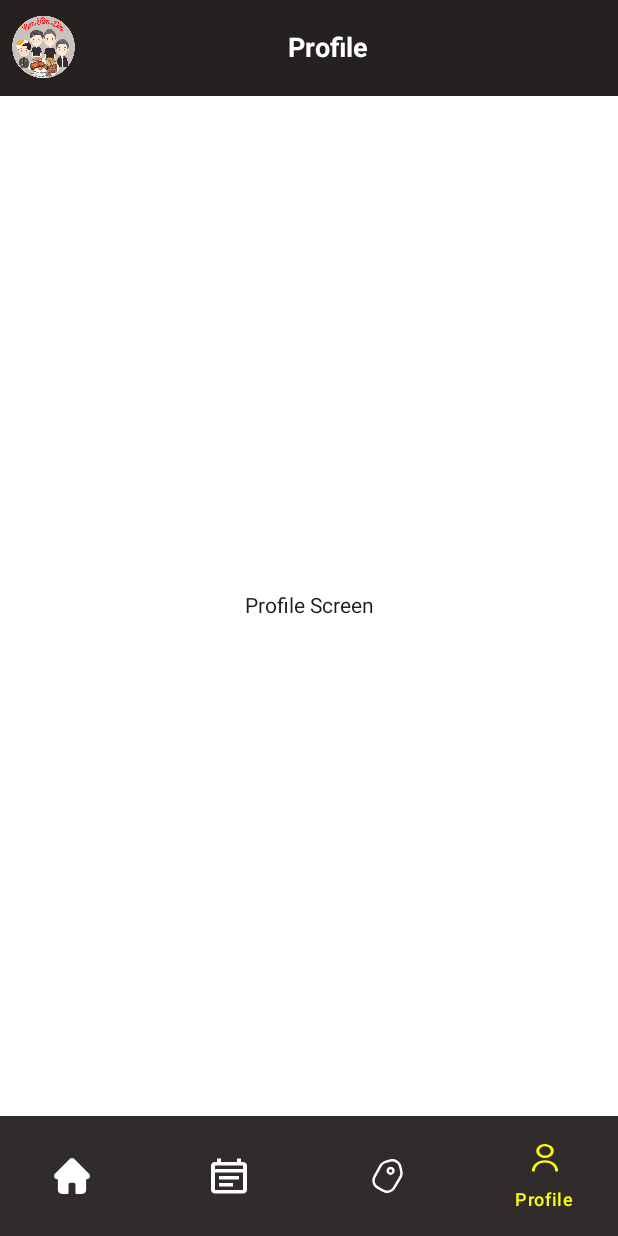
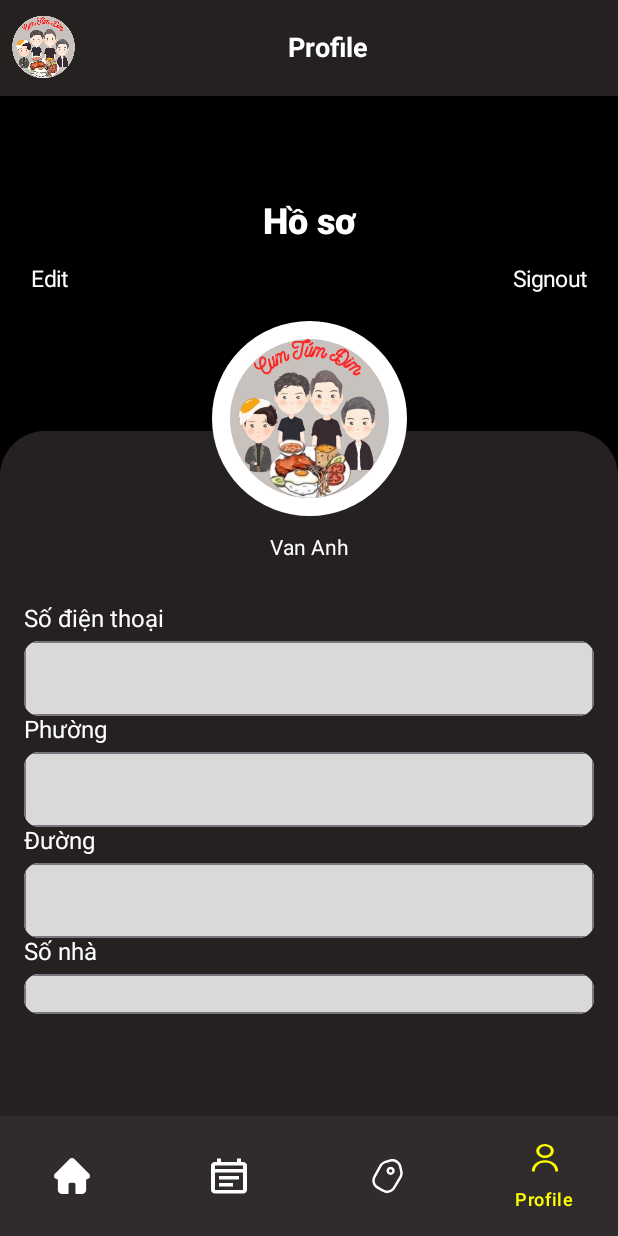
Before and after one commit to DwngSagn38/Com_Tam, an Android app built with Jetpack Compose: the FurnitureApp screen opened through its navigation route, item 4 of the bottom bar chosen, on a phone screen of 412 x 824 dp. Run offline under Robolectric (Android 15) with nearby library versions, the phone set to English and light mode, and no system bars.

Commit message:
Vanh code

```diff
--- a/app/src/main/java/com/example/com_tam/ui/theme/navigator/BottomNav.kt
+++ b/app/src/main/java/com/example/com_tam/ui/theme/navigator/BottomNav.kt
@@ -108,7 +108,7 @@ fun FurnitureApp(navHostController: NavController) {
                 )
             }
         ) { innerPadding ->
-            NavigationGraph(navController = navController, innerPadding = innerPadding)
+            NavigationGraph(navController = navController, innerPadding = innerPadding, navHostController)
         }
     }
 }
@@ -240,7 +240,7 @@ data class BottomNavigationItem(
 )
 
 @Composable
-fun NavigationGraph(navController: NavHostController, innerPadding: PaddingValues) {
+fun NavigationGraph(navController: NavHostController, innerPadding: PaddingValues, navHostController: NavController) {
     NavHost(
         navController,
         startDestination = ROUTE_HOME_SCREEN.Home.name,
@@ -249,6 +249,6 @@ fun NavigationGraph(navController: NavHostController, innerPadding: PaddingValue
         composable(ROUTE_HOME_SCREEN.Home.name) { HomeScreen() }
         composable(ROUTE_HOME_SCREEN.XacNhanDh.name) { XacNhanDonHang() }
         composable(ROUTE_HOME_SCREEN.Manager.name) { QuanLy() }
-        composable(ROUTE_HOME_SCREEN.Profile.name) { ProfileScreen() }
+        composable(ROUTE_HOME_SCREEN.Profile.name) { ProfileScreen(navHostController) }
     }
 }
--- a/app/src/main/java/com/example/com_tam/ui/theme/navigator/NavApp.kt
+++ b/app/src/main/java/com/example/com_tam/ui/theme/navigator/NavApp.kt
@@ -1,9 +1,11 @@
 package com.example.com_tam.ui.theme.navigator
 
 import androidx.compose.runtime.Composable
+import androidx.navigation.NavController
 import androidx.navigation.compose.NavHost
 import androidx.navigation.compose.composable
 import androidx.navigation.compose.rememberNavController
+import com.example.com_tam.ui.theme.screen.EditProfileScreen
 import com.example.com_tam.ui.theme.screen.HistoryScreen
 import com.example.com_tam.ui.theme.screen.HoTro
 import com.example.com_tam.ui.theme.screen.HomeScreen
@@ -30,7 +32,8 @@ fun NavApp() {
         composable(Screen.ManagerScreen.route) { QuanLy() }
         composable(Screen.HomeScreen.route) { HomeScreen() }
         composable(Screen.HistoryScreen.route) { HistoryScreen() }
-        composable(Screen.ProfileScreen.route) { ProfileScreen()}
+        composable(Screen.ProfileScreen.route) { ProfileScreen(navController) }
+        composable(Screen.EditProfileScreen.route) { EditProfileScreen(navController) }
         composable(Screen.StatisticScreen.route) { StatisticsScreen() }
         composable(Screen.FurnitureApp.route) { FurnitureApp(navController) }
 
--- a/app/src/main/java/com/example/com_tam/ui/theme/navigator/Screen.kt
+++ b/app/src/main/java/com/example/com_tam/ui/theme/navigator/Screen.kt
@@ -9,6 +9,7 @@ enum class Screen(val route : String) {
     XacNhanDHScreen("XacNhanDHScreen"),
     HistoryScreen("HistoryScreen"),
     ProfileScreen("ProfileScreen"),
+    EditProfileScreen("EditProfileScreen"),
     StatisticScreen("StatisticScreen"),
     HomeScreen("HomeScreen"),
     FurnitureApp("FurnitureApp")
--- a/app/src/main/java/com/example/com_tam/ui/theme/screen/ProfileScreen.kt
+++ b/app/src/main/java/com/example/com_tam/ui/theme/screen/ProfileScreen.kt
@@ -3,23 +3,136 @@ package com.example.com_tam.ui.theme.screen
 import android.os.Bundle
 import androidx.activity.ComponentActivity
 import androidx.activity.compose.setContent
+import androidx.compose.foundation.Image
 import androidx.compose.foundation.background
+import androidx.compose.foundation.border
+import androidx.compose.foundation.clickable
 import androidx.compose.foundation.layout.*
+import androidx.compose.foundation.shape.RoundedCornerShape
+import androidx.compose.material3.OutlinedTextField
 import androidx.compose.material3.Text
 import androidx.compose.runtime.Composable
 import androidx.compose.ui.Alignment
 import androidx.compose.ui.Modifier
+import androidx.compose.ui.draw.clip
 import androidx.compose.ui.graphics.Color
-
+import androidx.compose.ui.graphics.Shape
+import androidx.compose.ui.layout.ContentScale
+import androidx.compose.ui.res.painterResource
+import androidx.compose.ui.text.font.FontWeight
+import androidx.compose.ui.tooling.preview.Preview
+import androidx.compose.ui.unit.dp
+import androidx.compose.ui.unit.sp
+import androidx.core.graphics.toColorInt
+import androidx.navigation.NavController
+import com.example.com_tam.R
+import com.example.com_tam.ui.theme.navigator.Screen
 
 @Composable
-fun ProfileScreen() {
-    Box(
+fun ProfileScreen(navController: NavController) {
+Column(
+    modifier = Modifier
+        .fillMaxSize()
+        .background(Color.Black),
+    horizontalAlignment =  Alignment.CenterHorizontally,
+) {
+    Text(text = "Hồ sơ",
+        fontWeight = FontWeight(800),
+        fontSize = 24.sp,
+        color = Color.White,
+        modifier = Modifier.padding(top = 70.dp)
+    )
+
+    Row(
+        modifier = Modifier
+            .fillMaxWidth(0.9f)
+            .padding(top = 15.dp)
+            .height(80.dp),
+        horizontalArrangement = Arrangement.SpaceBetween
+    ) {
+        Text(text = "Edit",
+        fontSize = 15.sp,
+            color = Color.White,
+            modifier = Modifier.clickable {
+                navController.navigate(
+                    route = Screen.EditProfileScreen.route)
+            }
+            )
+
+        Spacer(modifier = Modifier.height(20.dp))
+
+        Text(text = "Signout",
+            fontSize = 15.sp,
+            color = Color.White,
+            modifier = Modifier.clickable {
+                navController.navigate(
+                    route = Screen.LoginScreen.route)
+            })
+    }
+
+    Spacer(modifier = Modifier.height(30.dp))
+    Column(
         modifier = Modifier
             .fillMaxSize()
-            .background(Color.White),
-        contentAlignment = Alignment.Center
+            .clip(shape = RoundedCornerShape(topStart = 30.dp, topEnd = 30.dp))
+            .background(color = Color("#252121".toColorInt())),
+        horizontalAlignment = Alignment.CenterHorizontally,
     ) {
-        Text(text = "Profile Screen")
+        Column(
+            modifier = Modifier
+                .padding(0.dp, 70.dp, 0.dp, 0.dp)
+        ) {
+            Text(text = "Van Anh",
+                color = Color.White,
+            )
+        }
+        Spacer(modifier = Modifier.height(30.dp))
+        Column(
+            modifier = Modifier
+                .fillMaxHeight(0.8f)
+                .fillMaxWidth()
+                .padding(horizontal = 16.dp),
+            verticalArrangement = Arrangement.SpaceEvenly,
+            horizontalAlignment = Alignment.CenterHorizontally
+        ) {
+            InputField(label = "Số điện thoại", value = "", onValueChange = {})
+            InputField(label = "Phường", value = "", onValueChange = {})
+            InputField(label = "Đường", value = "", onValueChange = {})
+            InputField(label = "Số nhà", value = "", onValueChange = {})
+        }
     }
 }
+    Box(
+        contentAlignment = Alignment.TopCenter,
+        modifier = Modifier
+            .fillMaxSize()
+            .padding(top = 150.dp)
+    ) {
+        Image(
+            painter = painterResource(id = R.drawable.logosplash), contentDescription = "",
+            modifier = Modifier
+                .size(130.dp)
+                .border(12.dp,Color.White, RoundedCornerShape(140.dp)),
+            contentScale = ContentScale.Inside)
+    }
+}
+@Composable
+fun TextFeld(
+    value: String,
+    onValueChange: (String) -> Unit,
+    label: String,
+){
+    Column(
+    ) {
+        Text(text = label, fontSize = 16.sp, color = Color.White)
+        Spacer(modifier = Modifier.height(5.dp))
+        OutlinedTextField(
+            value = value,
+            onValueChange = onValueChange,
+            modifier = Modifier
+                .fillMaxWidth()
+                .clip(shape = RoundedCornerShape(10.dp))
+                .background(Color("#D9D9D9".toColorInt()))
+        )
+    }
+}
```
Also changed, not shown: app/src/main/java/com/example/com_tam/ui/theme/screen/EditProfileScreen.kt (added, +148 -0 lines), app/src/main/java/com/example/com_tam/ui/theme/screen/UploadImageScreen.kt (added, +161 -0 lines).
